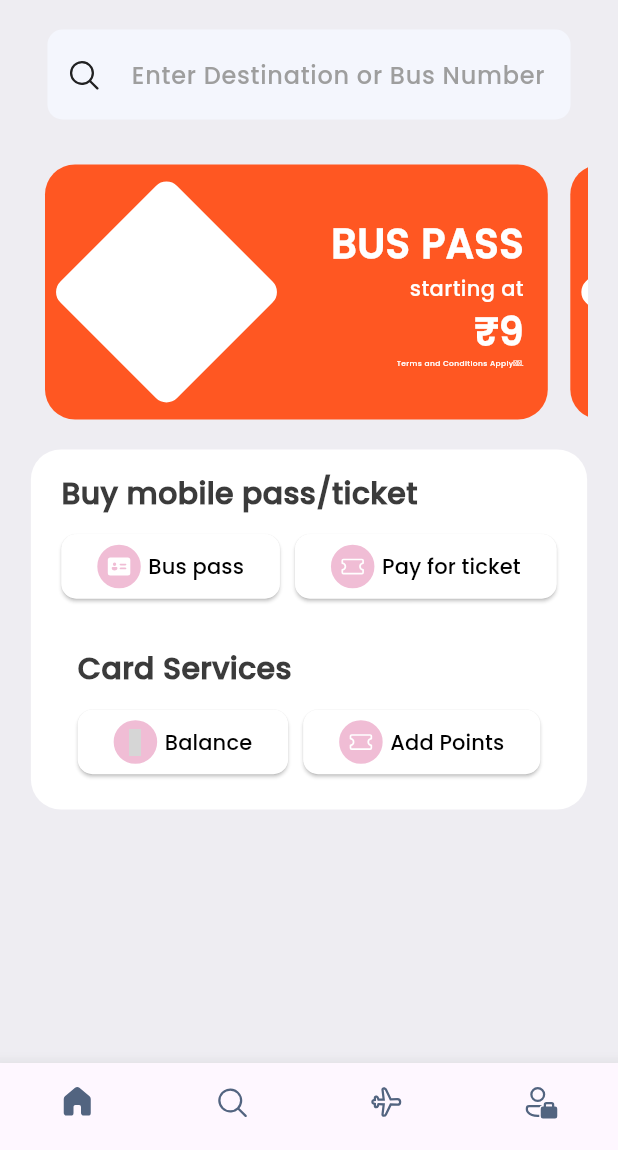
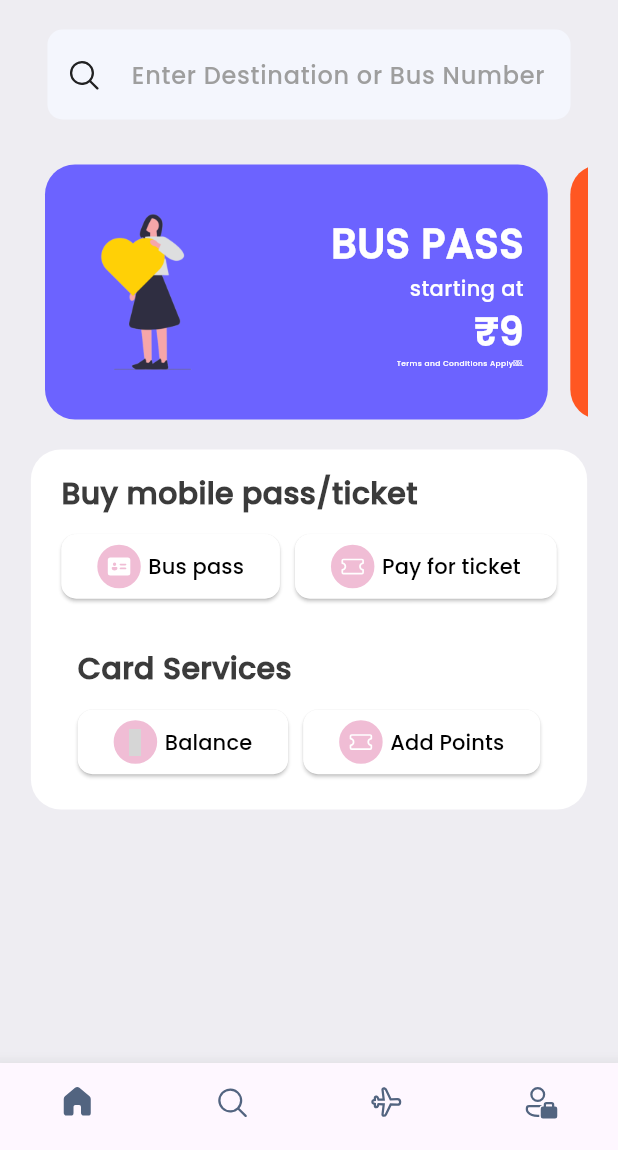
Before and after one commit to DYNAMICMORTAL/mams, a Flutter app: the screen it shows after launch, on a phone screen of 412 x 824 dp, the part 86-1236 px from its top. Run offline on Flutter 3.47's test engine with Material 2 defaults, Android fonts, the light colour scheme and no system bars; our stand-ins replace fluentui_icons, gap, video_player; grey boxes are pictures that could not be loaded.

Commit message:
updating assets

```diff
--- /dev/null
+++ b/lib/screens/ads2_view.dart
@@ -0,0 +1,40 @@
+import 'package:fluentui_icons/fluentui_icons.dart';
+import 'package:flutter/cupertino.dart';
+import 'package:flutter/material.dart';
+import '../utils/app_styles.dart';
+import 'package:gap/gap.dart';
+import 'dart:math' as math;
+
+class Ads2 extends StatelessWidget {
+  const Ads2({super.key});
+
+  @override
+  Widget build(BuildContext context) {
+    return SizedBox(
+      width: MediaQuery.of(context).size.width*0.85,
+      height: 210,
+      child: Container(
+        // padding: const EdgeInsets.only(top: 30),
+        margin: const EdgeInsets.only(right: 15, top: 30),
+        child: Column(
+          children: [
+            Container(
+              height: 170,
+              decoration: const BoxDecoration(
+                color: Colors.deepOrange,
+                borderRadius: BorderRadius.only(topLeft: Radius.circular(20),bottomLeft: Radius.circular(20), topRight: Radius.circular(20), bottomRight: Radius.circular(20)),
+              ),
+              padding: const EdgeInsets.all(16),
+              child: Row(
+                mainAxisAlignment: MainAxisAlignment.spaceBetween,
+                children: [
+
+                ],
+              ),
+            ),
+          ],
+        ),
+      ),
+    );
+  }
+}
--- a/lib/screens/ads_view.dart
+++ b/lib/screens/ads_view.dart
@@ -21,10 +21,10 @@ class Ads extends StatelessWidget {
             Container(
               height: 170,
               decoration: const BoxDecoration(
-                color: Colors.deepOrange,
+                color: Color(0xFF6C63FF),
                 borderRadius: BorderRadius.only(topLeft: Radius.circular(20),bottomLeft: Radius.circular(20), topRight: Radius.circular(20), bottomRight: Radius.circular(20)),
               ),
-              padding: const EdgeInsets.all(16),
+              padding: const EdgeInsets.only(right: 16, top: 16, bottom: 16),
               child: Row(
                 mainAxisAlignment: MainAxisAlignment.spaceBetween,
                 children: [
@@ -33,22 +33,23 @@ class Ads extends StatelessWidget {
                     mainAxisAlignment: MainAxisAlignment.center,
                     children: [
                       Container(
-                        padding: const EdgeInsets.only(left: 10, right: 10),
-                        child: Transform.rotate(angle: math.pi/4, child: SizedBox(
-                          width: 110,
-                          height: 110,
+                        // padding: const EdgeInsets.only( right: 10),
+                        child: SizedBox(
+                          width: 135,
+                          height: 135,
                           child: Container(
                             decoration: BoxDecoration(
-                              color: Colors.white,
+                              // color: Colors.white,
                               borderRadius: BorderRadius.circular(10),
                             ),
+                            child: const Image(image: AssetImage('lib/assets/loveit_heart.png'),),
                             // child: Column(
                             //   children: [
                             //     // Text("h")
                             //   ],
                             // ),
                           ),
-                        ),),
+                        ),
                       )
                     ],
                   ),
--- a/lib/screens/home_screen.dart
+++ b/lib/screens/home_screen.dart
@@ -6,6 +6,7 @@ import '../utils/app_styles.dart';
 import 'package:gap/gap.dart';
 import 'train_data.dart';// Import the train data
 import 'ads_view.dart';
+import 'ads2_view.dart';
 import 'bus_pass_view.dart';
 
 
@@ -121,7 +122,7 @@ class _HomeScreenState extends State<HomeScreen> {
                   child: Row(
                     children: [
                       Ads(),
-                      Ads(),
+                      Ads2(),
                     ],
                   ),
                 )
--- a/pubspec.yaml
+++ b/pubspec.yaml
@@ -61,6 +61,7 @@ dev_dependencies:
 # The following section is specific to Flutter packages.
 flutter:
   assets:
+    - lib/assets/
     - lib/assets/nike_animation.mp4
     - lib/assets/MAMS.mp4
   fonts:
```
Also changed, not shown: lib/assets/bubble-gum-bus-stop-sign.png (added), lib/assets/loveit_heart.png (added), lib/assets/undraw_Everywhere_together_re_xe5a.png (added), lib/assets/undraw_Happy_feeling_re_e76r.png (added), lib/assets/undraw_Late_at_night_re_d3mx.png (added), lib/assets/undraw_Love_it_loh3.png (added), lib/assets/undraw_Profile_pic_re_iwgo.png (added).
